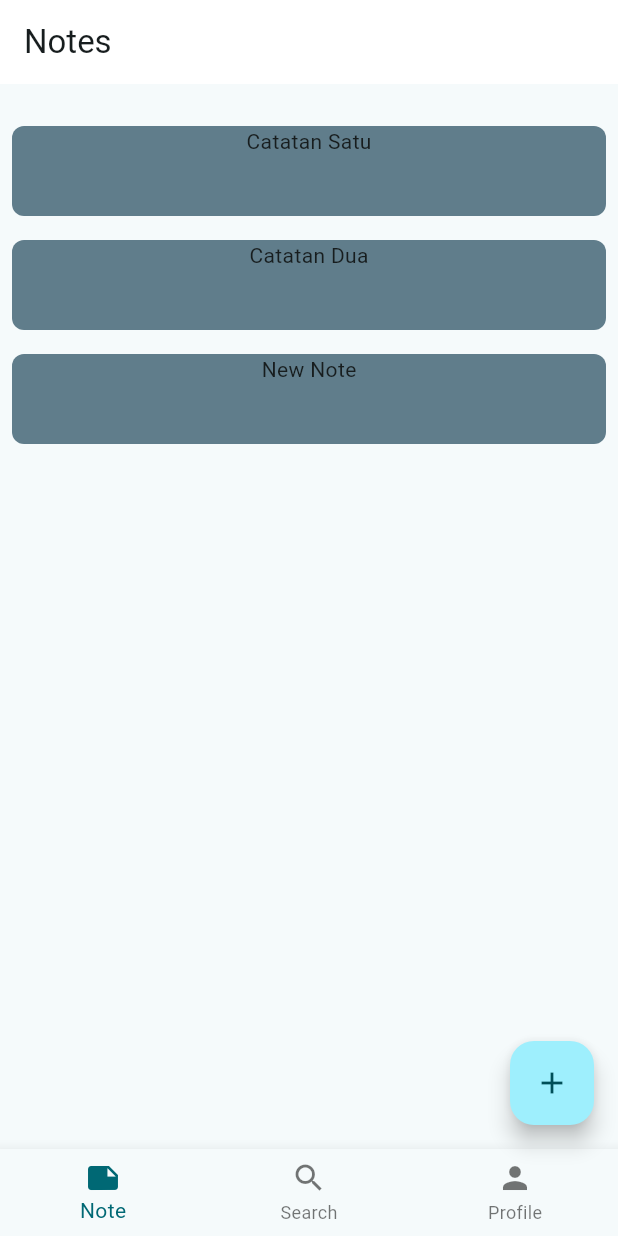
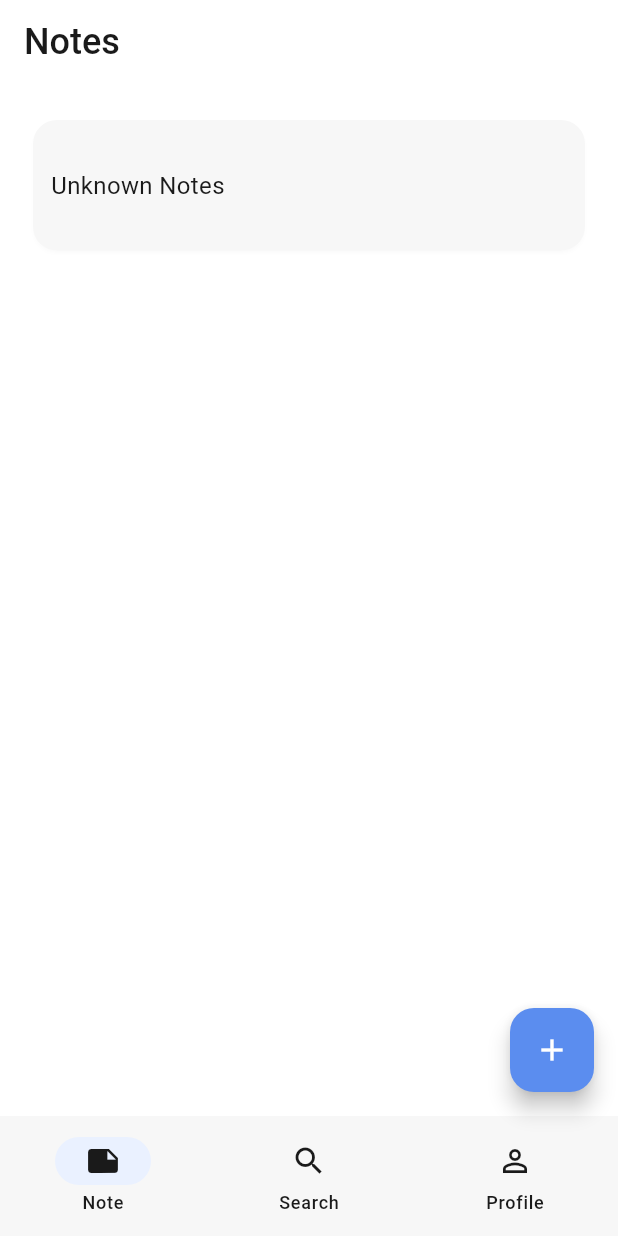
Before and after one commit to Bernhard09/moneta-note, a Flutter app: the MainPage screen opened directly, after a tap on the "add" icon, on a phone screen of 412 x 824 dp. Run offline on Flutter 3.47's test engine with Material 3 defaults, Android fonts, the phone set to English and light mode, and no system bars; our stand-ins replace flutter_riverpod.

Commit message:
add note detail page, save note

```diff
--- /dev/null
+++ b/lib/core/theme/app_text_styles.dart
@@ -0,0 +1,17 @@
+import 'package:flutter/material.dart';
+import 'package:moneta_note/core/theme/app_colors.dart';
+
+class AppTextTitle {
+  static const double fontSize = 24;
+  static const FontWeight fontWeight = FontWeight.w500;
+}
+
+class AppTextBody {
+  static const double fontSize = 16;
+  static const FontWeight fontWeight = FontWeight.normal;
+}
+
+class AppTextCaption {
+  static const double fontSize = 12;
+  static const Color fontColor = AppColors.textSecondary;
+}
--- /dev/null
+++ b/lib/core/theme/app_theme.dart
@@ -0,0 +1,52 @@
+import 'package:flutter/material.dart';
+import 'package:moneta_note/core/theme/app_colors.dart';
+import 'package:moneta_note/core/theme/app_text_styles.dart';
+
+ThemeData lightTheme = ThemeData(
+  useMaterial3: true,
+  scaffoldBackgroundColor: AppColors.background,
+  colorScheme: ColorScheme(
+    brightness: Brightness.light,
+    primary: AppColors.primary,
+    onPrimary: Colors.white,
+    secondary: AppColors.secondary,
+    onSecondary: AppColors.textPrimary,
+    error: Colors.red,
+    onError: Colors.white,
+    surface: AppColors.surface,
+    onSurface: AppColors.textPrimary,
+  ),
+  appBarTheme: AppBarTheme(
+    backgroundColor: AppColors.background,
+    elevation: 0,
+    titleTextStyle: TextStyle(
+      color: AppColors.textPrimary,
+      fontSize: AppTextTitle.fontSize,
+    ),
+  ),
+  bottomAppBarTheme: BottomAppBarThemeData(
+    shape: CircularNotchedRectangle(),
+    shadowColor: Color.fromARGB(20, 0, 0, 0),
+  ),
+  cardTheme: CardThemeData(
+    color: AppColors.surface,
+    shape: RoundedRectangleBorder(
+      borderRadius: BorderRadiusGeometry.all(Radius.circular(16)),
+    ),
+    shadowColor: Color.fromARGB(20, 0, 0, 0),
+  ),
+  textTheme: TextTheme(
+    titleMedium: TextStyle(
+      fontSize: AppTextTitle.fontSize,
+      fontWeight: AppTextTitle.fontWeight,
+    ),
+    bodyMedium: TextStyle(
+      fontSize: AppTextBody.fontSize,
+      fontWeight: AppTextBody.fontWeight,
+    ),
+    bodySmall: TextStyle(
+      fontSize: AppTextCaption.fontSize,
+      color: AppTextCaption.fontColor,
+    ),
+  ),
+);
--- a/lib/features/auth/presentation/login_page.dart
+++ b/lib/features/auth/presentation/login_page.dart
@@ -70,8 +70,7 @@ class _LoginPageState extends State<LoginPage> {
                         Navigator.pushReplacement(
                           context,
                           MaterialPageRoute<void>(
-                            builder: (context) =>
-                                MainPage(title: 'Home Page'),
+                            builder: (context) => MainPage(title: 'Home Page'),
                           ),
                         );
                       },
--- a/lib/features/notes/data/note.dart
+++ b/lib/features/notes/data/note.dart
@@ -1,7 +1,16 @@
 class Note {
-  final int id;
-  final String title;
-  final String content;
+  int id;
+  String title;
+  String content;
+  String? description;
 
   Note({required this.id, required this.title, required this.content});
+
+  Note copyWith({int? id, String? title, String? content}) {
+    return Note(
+      id: id ?? this.id,
+      title: title ?? this.title,
+      content: content ?? this.content,
+    );
+  }
 }
--- a/lib/features/notes/presentation/notes_page.dart
+++ b/lib/features/notes/presentation/notes_page.dart
@@ -1,5 +1,6 @@
 import 'package:flutter/material.dart';
 import 'package:flutter_riverpod/flutter_riverpod.dart';
+import 'package:moneta_note/core/theme/app_colors.dart';
 import 'package:moneta_note/features/notes/presentation/note_detail_page.dart';
 import 'package:moneta_note/features/notes/provider/notes_provider.dart';
 
@@ -8,33 +9,41 @@ class NotesPage extends ConsumerWidget {
 
   @override
   Widget build(BuildContext context, WidgetRef ref) {
-    final notes = ref.watch(noteNotifierProvider);
+    final notes = ref.watch(notesNotifierProvider);
 
     return Padding(
-      padding: const EdgeInsets.symmetric(horizontal: 8.0),
+      padding: const EdgeInsets.symmetric(horizontal: 18.0),
       child: Column(
         children: [
           SizedBox(height: 20),
           Expanded(
-            child: ListView.builder(
+            child: (notes.isEmpty)
+                ? Center(
+                    child: Text(
+                      'There are nothing here, add one!',
+                      style: TextStyle(fontWeight: FontWeight.w100),
+                    ),
+                  )
+                : ListView.builder(
                     itemCount: notes.length,
                     itemBuilder: (context, index) => InkWell(
                       onTap: () {
                         Navigator.push(
                           context,
                           MaterialPageRoute(
-                      builder: (context) => const NoteDetailPage(),
+                            builder: (context) =>
+                                NoteDetailPage(note: notes[index]),
                           ),
                         );
                       },
-                child: Container(
-                  decoration: BoxDecoration(
-                    color: Colors.blueGrey,
-                    borderRadius: BorderRadius.all(Radius.circular(8)),
+                      child: Card(
+                        child: Padding(
+                          padding: const EdgeInsets.symmetric(
+                            horizontal: 12.0,
+                            vertical: 32.0,
                           ),
-                  margin: EdgeInsets.symmetric(vertical: 8.0),
-                  height: 60,
-                  child: Column(children: [Text(notes[index].title)]),
+                          child: Row(children: [Text(notes[index].title)]),
+                        ),
                       ),
                     ),
                   ),
--- a/lib/features/notes/provider/notes_provider.dart
+++ b/lib/features/notes/provider/notes_provider.dart
@@ -1,7 +1,8 @@
+import 'package:flutter/scheduler.dart';
 import 'package:flutter_riverpod/flutter_riverpod.dart';
 import '../data/note.dart';
 
-final noteNotifierProvider = NotifierProvider<NotesProvider, List<Note>>(
+final notesNotifierProvider = NotifierProvider<NotesProvider, List<Note>>(
   () => NotesProvider(),
 );
 
@@ -9,15 +10,26 @@ class NotesProvider extends Notifier<List<Note>> {
   // initial state
   @override
   List<Note> build() {
-    return [
-      Note(id: 1, title: 'Catatan Satu', content: 'awewo nice'),
-      Note(id: 2, title: 'Catatan Dua', content: 'awewo nice'),
+    return [];
+  }
+
+  // method
+  void addNote() {
+    final newNote = Note(
+      id: DateTime.now().millisecondsSinceEpoch,
+      title: 'Unknown Notes',
+      content: '',
+    );
+    state = [...state, newNote];
+  }
+
+  void updateNote(int id, String title, String content) {
+    state = [
+      for (final note in state)
+        if (note.id == id)
+          note.copyWith(id: id, title: title, content: content)
+        else
+          note,
     ];
   }
-  // method
-
-  void addNote() {
-    final newNote = Note(id: 99, title: 'New Note', content: 'Awewoeo');
-    state = [...state, newNote];
-  }
 }
--- a/lib/main_page.dart
+++ b/lib/main_page.dart
@@ -1,5 +1,6 @@
 import 'package:flutter/material.dart';
 import 'package:flutter_riverpod/flutter_riverpod.dart';
+import 'package:moneta_note/core/theme/app_text_styles.dart';
 import 'package:moneta_note/features/notes/provider/notes_provider.dart';
 import 'package:moneta_note/features/search/presentation/search_page.dart';
 
@@ -26,7 +27,7 @@ class MainPage extends ConsumerStatefulWidget {
 
 class _MainPageState extends ConsumerState<MainPage> {
   int _counter = 0;
-  int _currentIndex = 0;
+  int _selectedIndex = 0;
 
   final Map<String, Widget> _children = {
     'Notes': NotesPage(),
@@ -34,9 +35,9 @@ class _MainPageState extends ConsumerState<MainPage> {
     'Profile': ProfilePage(),
   };
 
-  void _onTapBarTapped(int index) {
+  void _onDestinationSelected(int index) {
     setState(() {
-      _currentIndex = index;
+      _selectedIndex = index;
     });
   }
 
@@ -44,23 +45,40 @@ class _MainPageState extends ConsumerState<MainPage> {
   Widget build(BuildContext context) {
     return Scaffold(
       appBar: AppBar(
-        backgroundColor: Colors.white,
-        title: Text(_children.keys.toList(growable: false)[_currentIndex]),
+        title: Text(
+          _children.keys.toList(growable: false)[_selectedIndex],
+          style: TextStyle(
+            fontSize: AppTextTitle.fontSize,
+            fontWeight: AppTextTitle.fontWeight,
+          ),
+        ),
       ),
-      bottomNavigationBar: BottomNavigationBar(
-        onTap: _onTapBarTapped,
-        currentIndex: _currentIndex,
-        items: [
-          BottomNavigationBarItem(icon: Icon(Icons.note), label: 'Note'),
-          BottomNavigationBarItem(icon: Icon(Icons.search), label: 'Search'),
-          BottomNavigationBarItem(icon: Icon(Icons.person), label: 'Profile'),
+      bottomNavigationBar: NavigationBar(
+        onDestinationSelected: _onDestinationSelected,
+        selectedIndex: _selectedIndex,
+        destinations: [
+          NavigationDestination(
+            selectedIcon: Icon(Icons.note),
+            icon: Icon(Icons.note_outlined),
+            label: 'Note',
+          ),
+          NavigationDestination(
+            selectedIcon: Icon(Icons.search),
+            icon: Icon(Icons.search_outlined),
+            label: 'Search',
+          ),
+          NavigationDestination(
+            selectedIcon: Icon(Icons.person),
+            icon: Icon(Icons.person_outline),
+            label: 'Profile',
+          ),
         ],
       ),
-      body: _children.values.toList(growable: false)[_currentIndex],
-      floatingActionButton: (_currentIndex == 0)
+      body: _children.values.toList(growable: false)[_selectedIndex],
+      floatingActionButton: (_selectedIndex == 0)
           ? FloatingActionButton(
               onPressed: () {
-                ref.read(noteNotifierProvider.notifier).addNote();
+                ref.read(notesNotifierProvider.notifier).addNote();
               },
               tooltip: 'Add',
               child: const Icon(Icons.add),
--- a/pubspec.yaml
+++ b/pubspec.yaml
@@ -35,6 +35,7 @@ dependencies:
   # The following adds the Cupertino Icons font to your application.
   # Use with the CupertinoIcons class for iOS style icons.
   cupertino_icons: ^1.0.8
+  appflowy_editor: ^6.2.0
 
 dev_dependencies:
   flutter_test:
```
Also changed, not shown: lib/core/theme/app_colors.dart (added, +25 -0 lines), lib/features/notes/presentation/note_detail_page.dart (+83 -4 lines), lib/main.dart (+2 -18 lines), pubspec.lock, 6 other files. Lines whose indentation alone changed are shown as unchanged.
